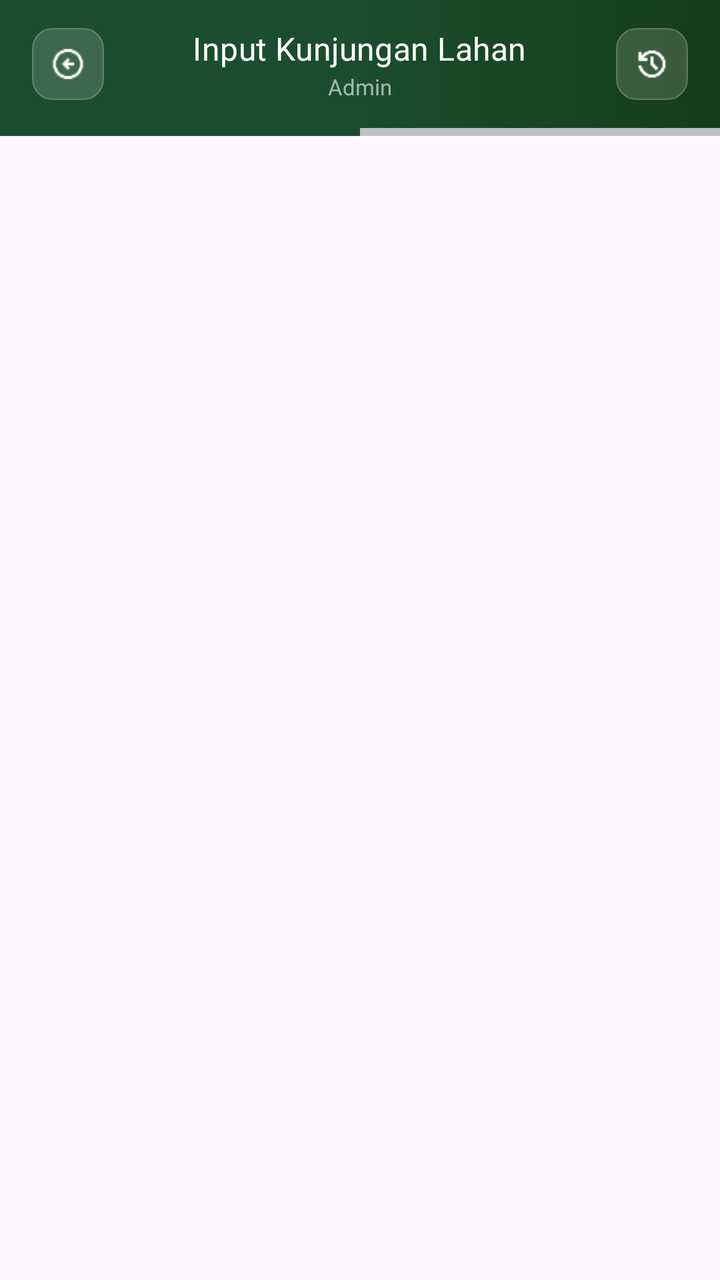
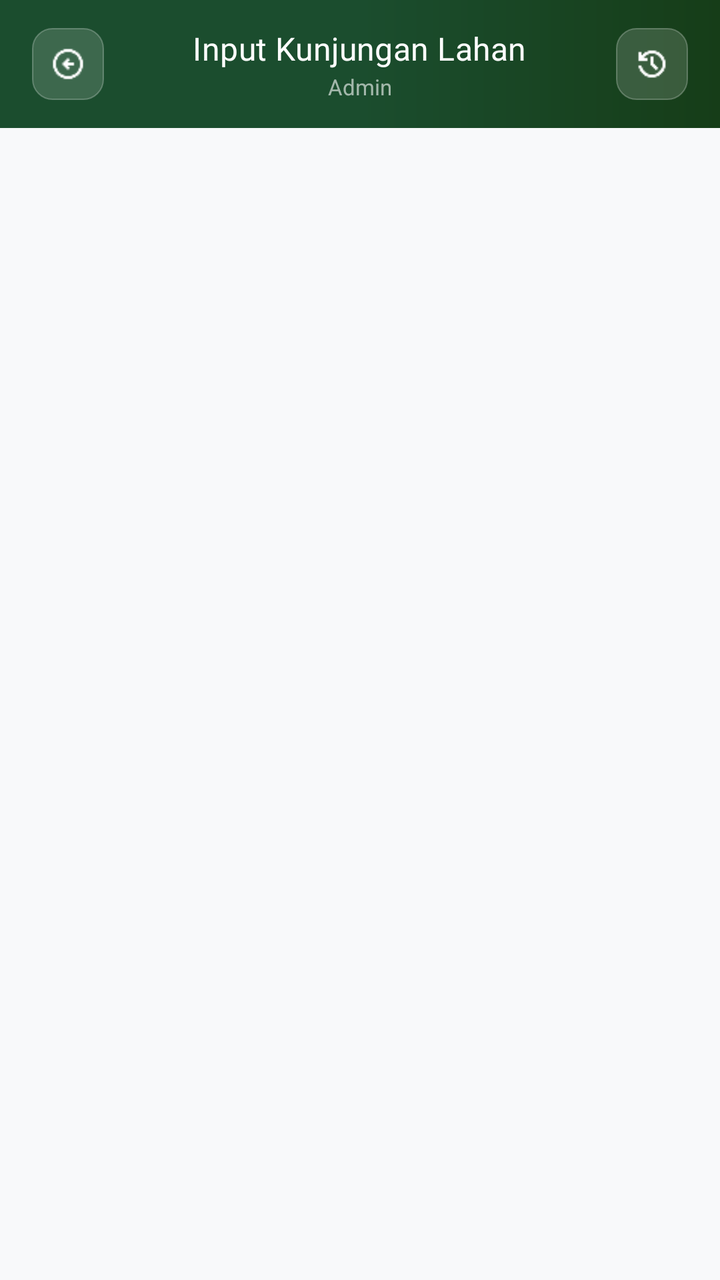

The first picture is an Android layout as it rendered before a commit; the second is the same layout after the commit. The layout source and the unified diff follow.
<!-- AndroidManifest.xml: application theme Theme.Notasawit -->
<!-- res/layout/activity_kunjungan_lahan.xml -->
<?xml version="1.0" encoding="utf-8"?>
<androidx.constraintlayout.widget.ConstraintLayout xmlns:android="http://schemas.android.com/apk/res/android"
    xmlns:app="http://schemas.android.com/apk/res-auto"
    xmlns:tools="http://schemas.android.com/tools"
    android:id="@+id/main"
    android:layout_width="match_parent"
    android:layout_height="match_parent"
    tools:context=".Admin.KunjunganLahan.KunjunganLahanActivity">

    
    <LinearLayout
        android:id="@+id/toolbar"
        android:layout_width="match_parent"
        android:layout_height="wrap_content"
        android:orientation="vertical"
        app:layout_constraintTop_toTopOf="parent">

        
        <LinearLayout
            android:layout_width="match_parent"
            android:layout_height="64dp"
            android:orientation="horizontal"
            android:gravity="center_vertical"
            android:paddingStart="16dp"
            android:paddingEnd="16dp"
            android:background="@drawable/bg_toolbar_gradient">

            
            <LinearLayout
                android:id="@+id/btnBack"
                android:layout_width="36dp"
                android:layout_height="36dp"
                android:gravity="center"
                android:background="@drawable/bg_toolbar_btn"
                android:clickable="true"
                android:focusable="true">

                <ImageView
                    android:layout_width="18dp"
                    android:layout_height="18dp"
                    android:src="@drawable/ic_arrow_left"
                    app:tint="#FFFFFF"
                    android:contentDescription="Kembali" />
            </LinearLayout>

            
            <LinearLayout
                android:layout_width="0dp"
                android:layout_height="wrap_content"
                android:layout_weight="1"
                android:orientation="vertical"
                android:gravity="center_horizontal"
                android:layout_marginStart="12dp"
                android:layout_marginEnd="12dp">

                <TextView
                    android:layout_width="wrap_content"
                    android:layout_height="wrap_content"
                    android:text="Input Kunjungan Lahan"
                    android:textColor="#FFFFFF"
                    android:textSize="16sp"
                    android:fontFamily="@font/poppins_bold"
                    android:letterSpacing="0.01" />

                <TextView
                    android:layout_width="wrap_content"
                    android:layout_height="wrap_content"
                    android:text="Admin"
                    android:textColor="#99FFFFFF"
                    android:textSize="11sp"
                    android:layout_marginTop="1dp" />
            </LinearLayout>

            
            <LinearLayout
                android:id="@+id/btnRiwayat"
                android:layout_width="36dp"
                android:layout_height="36dp"
                android:gravity="center"
                android:background="@drawable/bg_toolbar_btn"
                android:clickable="true"
                android:focusable="true">

                <ImageView
                    android:layout_width="18dp"
                    android:layout_height="18dp"
                    android:src="@drawable/ic_history"
                    app:tint="#FFFFFF"
                    android:contentDescription="Riwayat" />
            </LinearLayout>

        </LinearLayout>

    </LinearLayout>
    
    <ProgressBar
        android:id="@+id/progressBarKL"
        style="?android:attr/progressBarStyleHorizontal"
        android:layout_width="match_parent"
        android:layout_height="4dp"
        android:max="2"
        android:progress="1"
        android:progressTint="#1B4D2E"
        app:layout_constraintTop_toBottomOf="@id/toolbar" />

    <androidx.fragment.app.FragmentContainerView
        android:id="@+id/fragmentContainer"
        android:layout_width="match_parent"
        android:layout_height="0dp"
        app:layout_constraintTop_toBottomOf="@id/progressBarKL"
        app:layout_constraintBottom_toBottomOf="parent" />
</androidx.constraintlayout.widget.ConstraintLayout>
<!-- resources referenced by this layout -->
<resources>
  <!-- drawable bg_toolbar_btn (drawable) -->
  <?xml version="1.0" encoding="utf-8"?>
  <selector xmlns:android="http://schemas.android.com/apk/res/android">
  
      
      <item android:state_pressed="true">
          <shape android:shape="rectangle">
              <solid android:color="#40FFFFFF" />
              <stroke android:width="0.5dp" android:color="#60FFFFFF" />
              <corners android:radius="10dp" />
          </shape>
      </item>
  
      
      <item>
          <shape android:shape="rectangle">
              <solid android:color="#26FFFFFF" />
              <stroke android:width="0.5dp" android:color="#40FFFFFF" />
              <corners android:radius="10dp" />
          </shape>
      </item>
  
  </selector>
  <!-- drawable bg_toolbar_gradient (drawable) -->
  <?xml version="1.0" encoding="utf-8"?>
  <shape xmlns:android="http://schemas.android.com/apk/res/android">
      <gradient
          android:type="linear"
          android:angle="180"
          android:startColor="#163D18"
          android:centerColor="#1B4D2E"
          android:endColor="#1B4D2E" />
  </shape>
  <!-- drawable ic_arrow_left: png bitmap (drawable, 666 bytes) -->
  <!-- drawable ic_history: png bitmap (drawable, 552 bytes) -->
  <style name="Theme.Notasawit" parent="Base.Theme.Notasawit" />
  <style name="Base.Theme.Notasawit" parent="Theme.Material3.Light.NoActionBar">
          
          <item name="colorPrimary">@color/primary</item>
          <item name="colorSecondary">@color/secondary</item>
          <item name="colorTertiary">@color/tertiary</item>
          <item name="android:statusBarColor">@color/white</item>
          <item name="android:windowLightStatusBar">true</item>
          
          <item name="elevationOverlayEnabled">false</item>
          <item name="colorSurface">@color/white</item>
          
          <item name="colorControlNormal">@color/tertiary</item>
          <item name="colorControlActivated">@color/primary</item>
      </style>
  <color name="primary">#1B4D2E</color>
  <color name="secondary">#D4AF37</color>
  <color name="tertiary">#002617</color>
  <color name="white">#FFFFFFFF</color>
</resources>

<!-- the commit's change to res/layout/activity_kunjungan_lahan.xml (unified diff, before → after) -->
@@ -5,6 +5,7 @@
     android:id="@+id/main"
     android:layout_width="match_parent"
     android:layout_height="match_parent"
+    android:background="#F8F9FA"
     tools:context=".Admin.KunjunganLahan.KunjunganLahanActivity">
 
     
@@ -101,6 +102,7 @@
         android:max="2"
         android:progress="1"
         android:progressTint="#1B4D2E"
+        android:visibility="gone"
         app:layout_constraintTop_toBottomOf="@id/toolbar" />
 
     <androidx.fragment.app.FragmentContainerView
